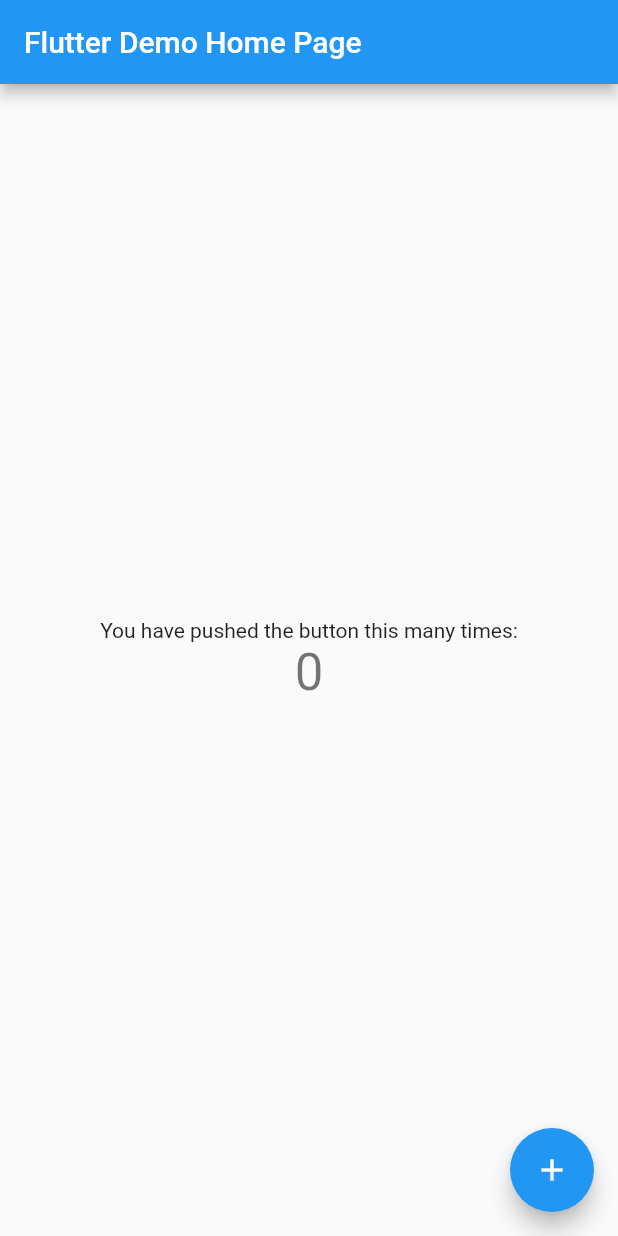
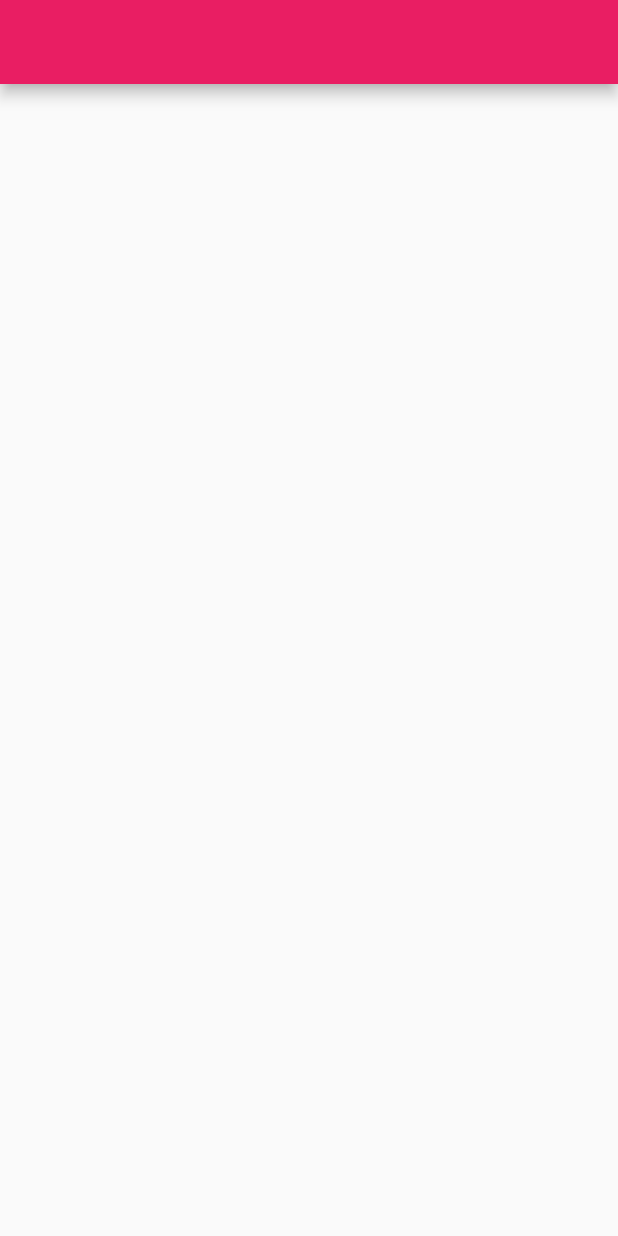
Before and after one commit to joshuadotillos/MobileFinalProject, a Flutter app: the screen it shows after launch, on a phone screen of 412 x 824 dp. Run offline on Flutter 3.47's test engine with Material 2 defaults, Android fonts, the phone set to English and light mode, and no system bars.

Commit message:
Main App setup

```diff
--- a/mobile_final_project/lib/main.dart
+++ b/mobile_final_project/lib/main.dart
@@ -1,117 +1,21 @@
 import 'package:flutter/material.dart';
+import 'package:mobile_final_project/screens/home.dart';
 
 void main() {
-  runApp(MyApp());
+  runApp(MainApp());
 }
 
-class MyApp extends StatelessWidget {
+class MainApp extends StatelessWidget {
   // This widget is the root of your application.
   @override
   Widget build(BuildContext context) {
     return MaterialApp(
       title: 'Flutter Demo',
       theme: ThemeData(
-        // This is the theme of your application.
-        //
-        // Try running your application with "flutter run". You'll see the
-        // application has a blue toolbar. Then, without quitting the app, try
-        // changing the primarySwatch below to Colors.green and then invoke
-        // "hot reload" (press "r" in the console where you ran "flutter run",
-        // or simply save your changes to "hot reload" in a Flutter IDE).
-        // Notice that the counter didn't reset back to zero; the application
-        // is not restarted.
-        primarySwatch: Colors.blue,
-        // This makes the visual density adapt to the platform that you run
-        // the app on. For desktop platforms, the controls will be smaller and
-        // closer together (more dense) than on mobile platforms.
+        primarySwatch: Colors.pink,
         visualDensity: VisualDensity.adaptivePlatformDensity,
       ),
-      home: MyHomePage(title: 'Flutter Demo Home Page'),
+      home: HomePage(),
     );
   }
 }
-
-class MyHomePage extends StatefulWidget {
-  MyHomePage({Key key, this.title}) : super(key: key);
-
-  // This widget is the home page of your application. It is stateful, meaning
-  // that it has a State object (defined below) that contains fields that affect
-  // how it looks.
-
-  // This class is the configuration for the state. It holds the values (in this
-  // case the title) provided by the parent (in this case the App widget) and
-  // used by the build method of the State. Fields in a Widget subclass are
-  // always marked "final".
-
-  final String title;
-
-  @override
-  _MyHomePageState createState() => _MyHomePageState();
-}
-
-class _MyHomePageState extends State<MyHomePage> {
-  int _counter = 0;
-
-  void _incrementCounter() {
-    setState(() {
-      // This call to setState tells the Flutter framework that something has
-      // changed in this State, which causes it to rerun the build method below
-      // so that the display can reflect the updated values. If we changed
-      // _counter without calling setState(), then the build method would not be
-      // called again, and so nothing would appear to happen.
-      _counter++;
-    });
-  }
-
-  @override
-  Widget build(BuildContext context) {
-    // This method is rerun every time setState is called, for instance as done
-    // by the _incrementCounter method above.
-    //
-    // The Flutter framework has been optimized to make rerunning build methods
-    // fast, so that you can just rebuild anything that needs updating rather
-    // than having to individually change instances of widgets.
-    return Scaffold(
-      appBar: AppBar(
-        // Here we take the value from the MyHomePage object that was created by
-        // the App.build method, and use it to set our appbar title.
-        title: Text(widget.title),
-      ),
-      body: Center(
-        // Center is a layout widget. It takes a single child and positions it
-        // in the middle of the parent.
-        child: Column(
-          // Column is also a layout widget. It takes a list of children and
-          // arranges them vertically. By default, it sizes itself to fit its
-          // children horizontally, and tries to be as tall as its parent.
-          //
-          // Invoke "debug painting" (press "p" in the console, choose the
-          // "Toggle Debug Paint" action from the Flutter Inspector in Android
-          // Studio, or the "Toggle Debug Paint" command in Visual Studio Code)
-          // to see the wireframe for each widget.
-          //
-          // Column has various properties to control how it sizes itself and
-          // how it positions its children. Here we use mainAxisAlignment to
-          // center the children vertically; the main axis here is the vertical
-          // axis because Columns are vertical (the cross axis would be
-          // horizontal).
-          mainAxisAlignment: MainAxisAlignment.center,
-          children: <Widget>[
-            Text(
-              'You have pushed the button this many times:',
-            ),
-            Text(
-              '$_counter',
-              style: Theme.of(context).textTheme.headline4,
-            ),
-          ],
-        ),
-      ),
-      floatingActionButton: FloatingActionButton(
-        onPressed: _incrementCounter,
-        tooltip: 'Increment',
-        child: Icon(Icons.add),
-      ), // This trailing comma makes auto-formatting nicer for build methods.
-    );
-  }
-}
--- /dev/null
+++ b/mobile_final_project/lib/screens/home.dart
@@ -0,0 +1,12 @@
+import 'package:flutter/material.dart';
+
+class HomePage extends StatelessWidget {
+  // This widget is the root of your application.
+  @override
+  Widget build(BuildContext context) {
+    return Scaffold(
+      appBar: AppBar(),
+      body: Container(),
+    );
+  }
+}
```
Also changed, not shown: mobile_final_project/pubspec.lock, 1 other file.
